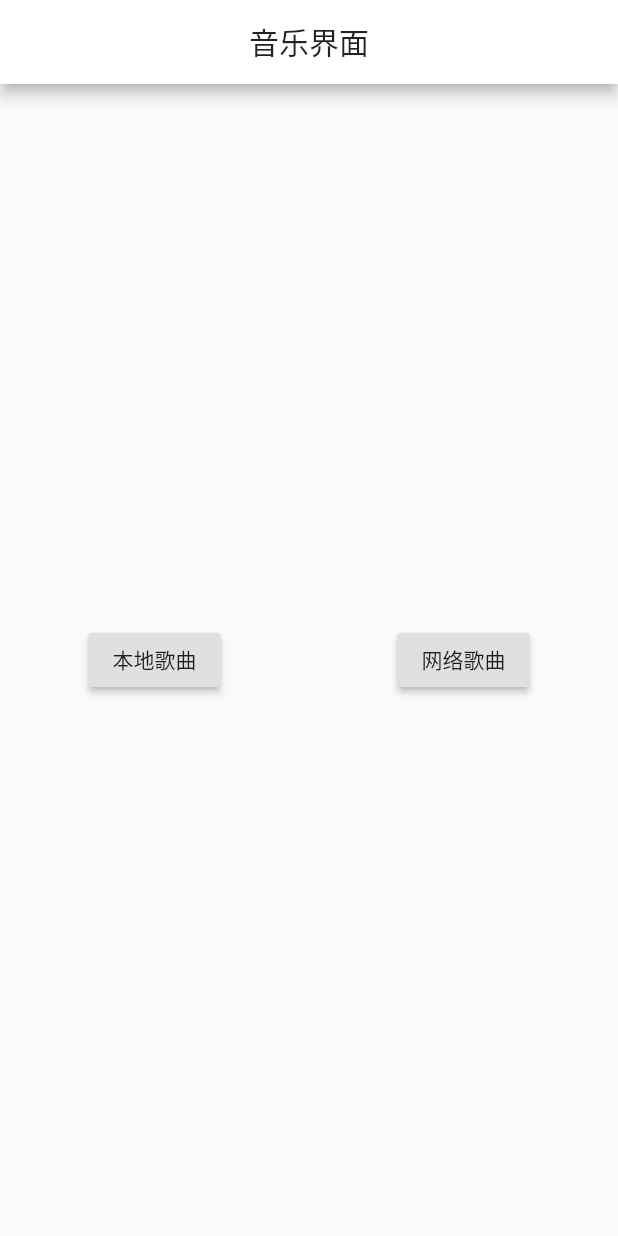
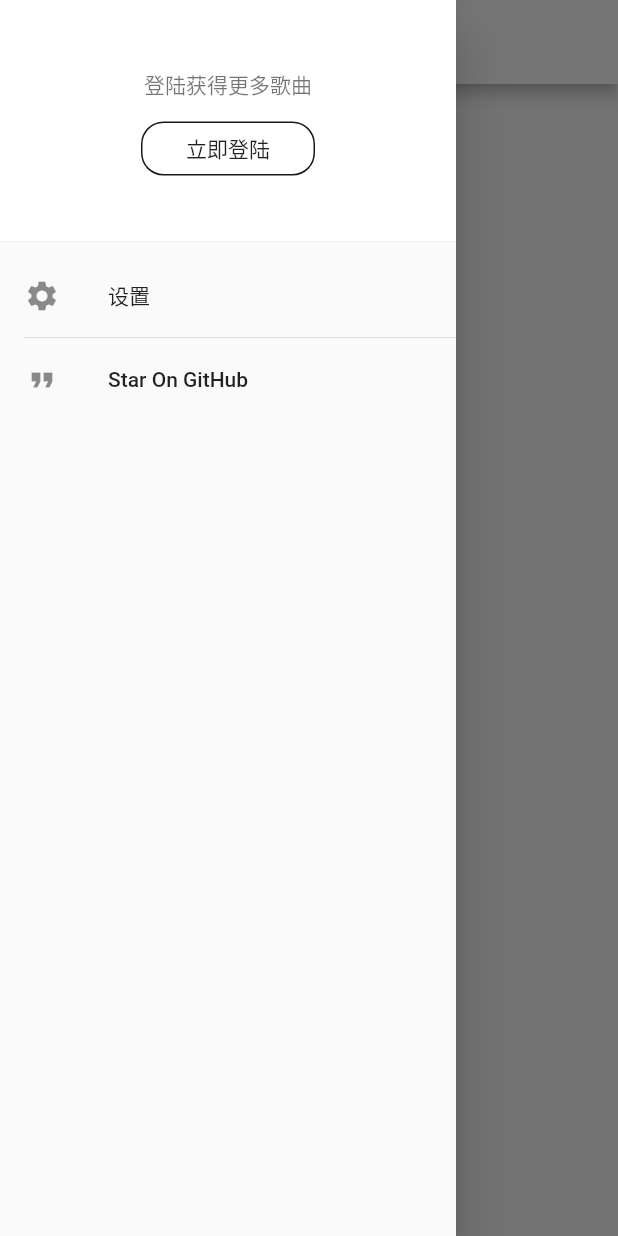
Before and after one commit to AbdusalamAbla/music_player, a Flutter app: the screen it shows after launch, with the side drawer open (before the commit the screen has no drawer), on a phone screen of 412 x 824 dp. Run offline on Flutter 3.47's test engine with Material 2 defaults, Android fonts, the phone set to English and light mode, and no system bars; our stand-ins replace overlay_support, sqflite; missing offline and left inert: audioplayer, simple_permissions; accounts and stored records are empty; generated files the repository leaves out were written again.

Commit message:
将主页面设为两页，添加route进行页面管理

```diff
--- a/lib/home_page.dart
+++ b/lib/home_page.dart
@@ -1,48 +1,96 @@
 import 'package:flutter/material.dart';
 import 'package:music_player/music/music_player.dart';
 import 'package:music_player/model/music_scp_model.dart';
-import 'package:music_player/music/local_music_page.dart';
 import 'package:music_player/model/audio_scp_model.dart';
+import 'routes.dart';
+import 'main/main_local.dart';
+import 'main/main_cloud.dart';
 class HomePage extends StatefulWidget{
   @override
   _HomePageState createState()=>_HomePageState();
 
 }
 
-class _HomePageState extends State<HomePage>{
+class _HomePageState extends State<HomePage> with SingleTickerProviderStateMixin{
+
+  //////////////////
+  final MusicFileModel songModel=MusicFileModel();
+  final AudioModel audioModel=AudioModel();
+  MusicPlayer musicPlayer;
+
+   final GlobalKey<ScaffoldState> _scaffoldKey = GlobalKey<ScaffoldState>();
+
+  ProxyAnimation transitionAnimation =
+      ProxyAnimation(kAlwaysDismissedAnimation);
+////////////////////
+ TabController _tabController;
 
   @override
   void initState() {
     super.initState();
     songModel.getSongListfromLocal();
     audioModel.initAudioPlayer();
+    _tabController=TabController(vsync: this,length: 2);
+    audioModel.songList=songModel.songList;
     musicPlayer=new MusicPlayer(audioModel,audioModel.currentIndex);
+  }
 
-    print(audioModel.controller);
-  }
-  final MusicFileModel songModel=MusicFileModel();
-  final AudioModel audioModel=AudioModel();
-  MusicPlayer musicPlayer;
   @override
   Widget build(BuildContext context) {
     return Scaffold(
-      appBar: AppBar(title:Text('音乐界面'),centerTitle: true,),
-      body: Center(child: Row(
-        mainAxisAlignment: MainAxisAlignment.spaceAround,
-        children: <Widget>[
-          RaisedButton(
-            child: Text('本地歌曲'),
-            onPressed: (){Navigator.push(
-    context,
-    new MaterialPageRoute(builder: (context) => new LocalMusicPage(songModel: songModel,audioModel: audioModel,musicPlayer: musicPlayer,)),
-  );},
+      key: _scaffoldKey,
+      drawer:Drawer(
+        child: Column(
+            children: <Widget>[
+              _AppDrawerHeader(),
+              MediaQuery.removePadding(
+                  context: context,
+                  removeTop: true,
+                  child: Expanded(
+                    child: ListTileTheme(
+                      style: ListTileStyle.drawer,
+                      child: ListView(
+                        children: <Widget>[
+                          ListTile(
+                            leading: Icon(Icons.settings),
+                            title: Text("设置"),
+                            onTap: () {
+                              // Navigator.pushNamed(context, ROUTE_SETTING);
+                              Navigator.pushNamed(context, ROUTE_SETTING);
+                            },
+                          ),
+                          Divider(height: 0, indent: 16),
+                          ListTile(
+                            leading: Icon(Icons.format_quote),
+                            title: Text("Star On GitHub"),
+                            onTap: () {
+                              // launch(
+                              //     "https://github.com/boyan01/quiet-flutter");
+                              print('github');
+                            },
+                          ),
+                        ],
+                      ),
+                    ),
+                  ))
+            ],
           ),
-          RaisedButton(
-            child: Text('网络歌曲'),
-            onPressed: (){print('open netMusicPage');},
-          )
-        ],
-      ),),
+      ),
+      appBar: AppBar(
+        leading: IconButton(
+              icon: AnimatedIcon(
+                  icon: AnimatedIcons.menu_arrow,
+                  color: Theme.of(context).primaryIconTheme.color,
+                  progress: transitionAnimation),
+              onPressed: () {
+                _scaffoldKey.currentState.openDrawer();
+              }),
+
+      ),
+      body: TabBarView(
+          controller: _tabController,
+          children: <Widget>[MainLocalPage(songModel,audioModel), MainCloudPage()],
+        ),
       bottomNavigationBar: initBottomBar(),
       );
   }
@@ -55,3 +103,50 @@ return musicPlayer;
   }
 }
 }
+
+
+class _AppDrawerHeader extends StatelessWidget {
+  @override
+  Widget build(BuildContext context) {
+      return _buildHeaderNotLogin(context);
+  }
+
+  Widget _buildHeaderNotLogin(BuildContext context) {
+    return DrawerHeader(
+      decoration: BoxDecoration(
+        color: Theme.of(context).primaryColor,
+      ),
+      child: Container(
+        constraints: BoxConstraints.expand(),
+        child: DefaultTextStyle(
+          style:
+              Theme.of(context).primaryTextTheme.caption.copyWith(fontSize: 14),
+          child: Center(
+            child: Column(
+              mainAxisSize: MainAxisSize.min,
+              children: <Widget>[
+                Text("登陆获得更多歌曲"),
+                SizedBox(height: 8),
+                FlatButton(
+                    shape: RoundedRectangleBorder(
+                            side: BorderSide(
+                                   color: Theme.of(context)
+                                    .primaryTextTheme
+                                    .body1
+                                    .color
+                                    .withOpacity(0.9)),
+                        borderRadius: BorderRadius.circular(15)),
+                    padding: EdgeInsets.symmetric(horizontal: 30),
+                    onPressed: () {
+                      // Navigator.pushNamed(context, ROUTE_LOGIN);
+                      print('login');
+                    },
+                    child: Text("立即登陆"))
+              ],
+            ),
+          ),
+        ),
+      ),
+    );
+  }
+}
--- a/lib/main.dart
+++ b/lib/main.dart
@@ -1,5 +1,5 @@
 import 'package:flutter/material.dart';
-import './home_page.dart';
+import 'routes.dart';
 void main() => runApp(MyApp());
 
 class MyApp extends StatelessWidget {
@@ -8,11 +8,12 @@ class MyApp extends StatelessWidget {
   Widget build(BuildContext context) {
     return MaterialApp(
       title: 'Flutter Demo',
+      initialRoute: '/',
+      routes: routes,
       theme: new ThemeData(
         primaryColor: Colors.white,
         accentColor: Colors.black,
       ),
-      home: HomePage(),
     );
   }
 }
--- /dev/null
+++ b/lib/main/main_local.dart
@@ -0,0 +1,30 @@
+import 'package:flutter/material.dart';
+import 'package:music_player/music/local_music_page.dart';
+import 'package:music_player/model/music_scp_model.dart';
+import 'package:music_player/model/audio_scp_model.dart';
+class MainLocalPage extends StatefulWidget{
+  final MusicFileModel songModel;
+  final AudioModel audioModel;
+  MainLocalPage(this.songModel,this.audioModel);
+@override
+_MainLocalPageState createState()=>_MainLocalPageState(songModel,audioModel);
+}
+class _MainLocalPageState extends State<MainLocalPage>{
+  final MusicFileModel songModel;
+  final AudioModel audioModel;
+  _MainLocalPageState(this.songModel,this.audioModel);
+  @override
+  Widget build(BuildContext context) {
+    return Scaffold(
+      body: Center(child: RaisedButton(
+        child: Text('本地歌曲'),
+        onPressed: (){
+          Navigator.push(context, new MaterialPageRoute(
+            builder: (context)=>new LocalMusicPage(songModel: songModel,audioModel: audioModel,)
+          ));
+        },//TODO 在主页创建对象后进行初始化赋值并在redux中传值到localpage页面
+      )),
+    );
+  }
+
+}
--- a/lib/music/local_music_page.dart
+++ b/lib/music/local_music_page.dart
@@ -142,7 +142,7 @@ getBody() {
               ],
             ),
             subtitle:  Text(
-                    '${music.artist}    ${music.size}',
+                    '${music.artist}',
                     style: TextStyle(fontSize: 12.0),
                   ),
           trailing:  null ,
--- /dev/null
+++ b/lib/pages/page_manage.dart
@@ -0,0 +1 @@
+export 'setting.dart';
--- /dev/null
+++ b/lib/routes.dart
@@ -0,0 +1,19 @@
+import 'package:flutter/material.dart';
+import 'home_page.dart';
+import 'package:music_player/pages/page_manage.dart';
+
+const ROUTE_MAIN='/';
+
+const ROUTE_LOCALMUSIC='/localMusic';
+
+const ROUTE_NETMUSIC='/netMusic';
+
+const ROUTE_SETTING='/setting';
+
+final Map<String,WidgetBuilder> routes={
+
+  ROUTE_MAIN:(context)=>HomePage(),
+
+  ROUTE_SETTING:(context)=>SettingPage()
+
+};
```
Also changed, not shown: lib/main/main_cloud.dart (added, +15 -0 lines), lib/music/music_player.dart (+1 -16 lines), lib/pages/setting.dart (added, +21 -0 lines).
